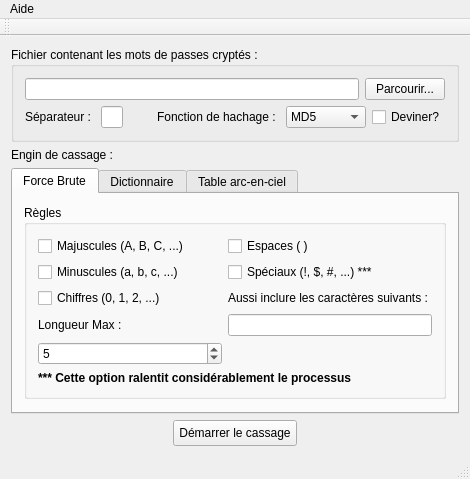
The window that CasseNoisette/CasseNoisette/cassenoisette.ui (raphaeldore/Casse-Noisette) describes before a commit, drawn with Qt 5.
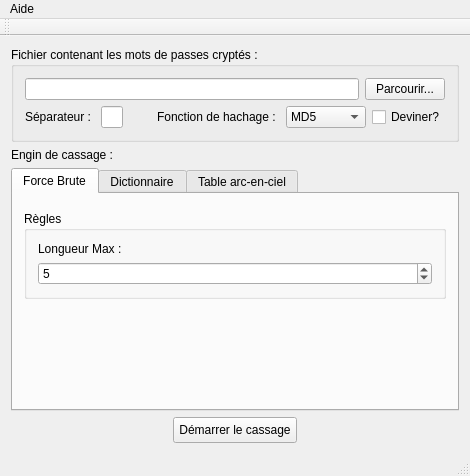
The same window after the commit. Custom widgets are drawn as their Qt base class.

Commit message: CasseNoisette (mainwindow) utilise maintenant le widget CharsetSelector.

```diff
--- a/CasseNoisette/CasseNoisette/cassenoisette.ui
+++ b/CasseNoisette/CasseNoisette/cassenoisette.ui
@@ -7,7 +7,7 @@
     <x>0</x>
     <y>0</y>
     <width>470</width>
-    <height>429</height>
+    <height>476</height>
    </rect>
   </property>
   <property name="windowTitle">
@@ -157,27 +157,16 @@
         <string>Force Brute</string>
        </attribute>
        <layout class="QVBoxLayout" name="verticalLayout_2">
+        <item>
+         <widget class="CharsetSelector" name="charsetSelectorWidget" native="true"/>
+        </item>
         <item>
          <widget class="QGroupBox" name="crackingRulesGroupBox">
           <property name="title">
            <string>Règles</string>
           </property>
           <layout class="QGridLayout" name="gridLayout">
-           <item row="5" column="0" colspan="2">
-            <widget class="QLabel" name="label_5">
-             <property name="font">
-              <font>
-               <weight>75</weight>
-               <italic>false</italic>
-               <bold>true</bold>
-              </font>
-             </property>
-             <property name="text">
-              <string>*** Cette option ralentit considérablement le processus</string>
-             </property>
-            </widget>
-           </item>
-           <item row="4" column="0">
+           <item row="2" column="0">
             <widget class="QSpinBox" name="spinMaxPwdLenght">
              <property name="wrapping">
               <bool>false</bool>
@@ -202,74 +191,7 @@
              </property>
             </widget>
            </item>
-           <item row="0" column="1">
-            <widget class="QCheckBox" name="chkCharsetSpace">
-             <property name="toolTip">
-              <string/>
-             </property>
-             <property name="text">
-              <string>Espaces ( )</string>
-             </property>
-            </widget>
-           </item>
-           <item row="1" column="1">
-            <widget class="QCheckBox" name="chkCharsetSpecial">
-             <property name="toolTip">
-              <string>!@#$%^&amp;*()-_+=</string>
-             </property>
-             <property name="text">
-              <string>Spéciaux (!, $, #, ...) ***</string>
-             </property>
-            </widget>
-           </item>
-           <item row="0" column="0">
-            <widget class="QCheckBox" name="chkCharsetUpper">
-             <property name="toolTip">
-              <string>ABCDEFGHIJKLMNOPQRSTUVWXYZ</string>
-             </property>
-             <property name="text">
-              <string>Majuscules (A, B, C, ...)</string>
-             </property>
-            </widget>
-           </item>
-           <item row="2" column="0">
-            <widget class="QCheckBox" name="chkCharsetNumeric">
-             <property name="toolTip">
-              <string>0123456789</string>
-             </property>
-             <property name="text">
-              <string>Chiffres (0, 1, 2, ...)</string>
-             </property>
-            </widget>
-           </item>
            <item row="1" column="0">
-            <widget class="QCheckBox" name="chkCharsetLower">
-             <property name="toolTip">
-              <string>abcdefghijklmnopqrstuvwxyz</string>
-             </property>
-             <property name="text">
-              <string>Minuscules (a, b, c, ...)</string>
-             </property>
-            </widget>
-           </item>
-           <item row="2" column="1">
-            <widget class="QLabel" name="label">
-             <property name="text">
-              <string>Aussi inclure les caractères suivants : </string>
-             </property>
-            </widget>
-           </item>
-           <item row="3" column="1">
-            <widget class="QLineEdit" name="txtCustomCharset">
-             <property name="sizePolicy">
-              <sizepolicy hsizetype="Preferred" vsizetype="Fixed">
-               <horstretch>0</horstretch>
-               <verstretch>0</verstretch>
-              </sizepolicy>
-             </property>
-            </widget>
-           </item>
-           <item row="3" column="0">
             <widget class="QLabel" name="label_6">
              <property name="text">
               <string>Longueur Max : </string>
@@ -405,7 +327,7 @@
       </widget>
      </widget>
     </item>
-    <item alignment="Qt::AlignHCenter|Qt::AlignVCenter">
+    <item alignment="Qt::AlignHCenter">
      <widget class="QPushButton" name="startCrackBtn">
       <property name="sizePolicy">
        <sizepolicy hsizetype="Fixed" vsizetype="Fixed">
@@ -466,6 +388,14 @@
   </action>
  </widget>
  <layoutdefault spacing="6" margin="11"/>
+ <customwidgets>
+  <customwidget>
+   <class>CharsetSelector</class>
+   <extends>QWidget</extends>
+   <header>CharsetSelector.h</header>
+   <container>1</container>
+  </customwidget>
+ </customwidgets>
  <resources>
   <include location="cassenoisette.qrc"/>
  </resources>
```
The commit also changes 2 other files.
